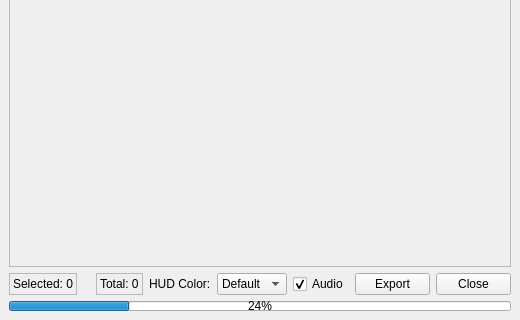
Above: ui/submitter.ui from iceanimations/shot_subm_use_multishot before the change; both pictures show x 0 to 520 and y 399 to 719 of the 520 by 719 pixel window. Below: the same form after it.
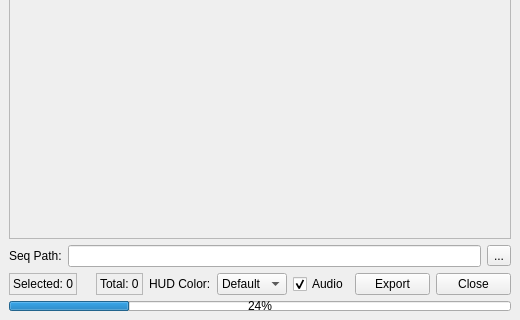
That is the form after the change.

Commit message: seq path added in main window

```diff
--- a/ui/submitter.ui
+++ b/ui/submitter.ui
@@ -111,7 +111,7 @@
          <x>0</x>
          <y>0</y>
          <width>431</width>
-         <height>624</height>
+         <height>596</height>
         </rect>
        </property>
        <layout class="QVBoxLayout" name="verticalLayout_4">
@@ -146,6 +146,27 @@
       </widget>
      </widget>
     </item>
+    <item>
+     <layout class="QHBoxLayout" name="horizontalLayout_3">
+      <item>
+       <widget class="QLabel" name="label_3">
+        <property name="text">
+         <string>Seq Path:</string>
+        </property>
+       </widget>
+      </item>
+      <item>
+       <widget class="QLineEdit" name="pathBox"/>
+      </item>
+      <item>
+       <widget class="QToolButton" name="browseButton">
+        <property name="text">
+         <string>...</string>
+        </property>
+       </widget>
+      </item>
+     </layout>
+    </item>
     <item>
      <layout class="QHBoxLayout" name="horizontalLayout_2">
       <item>
```
The commit also changes 2 other files.
